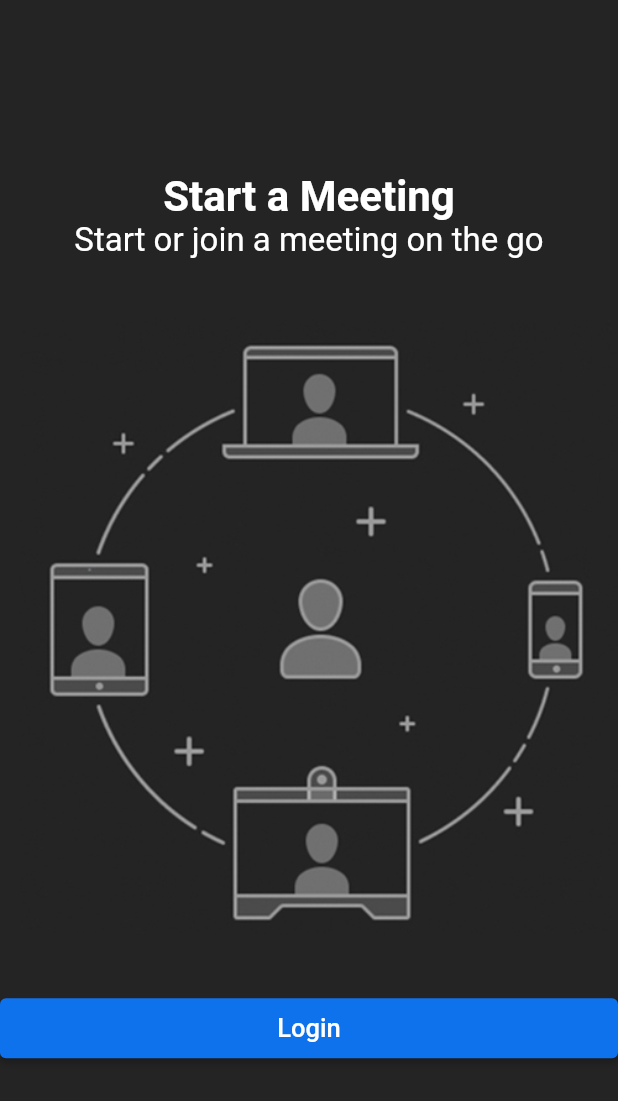
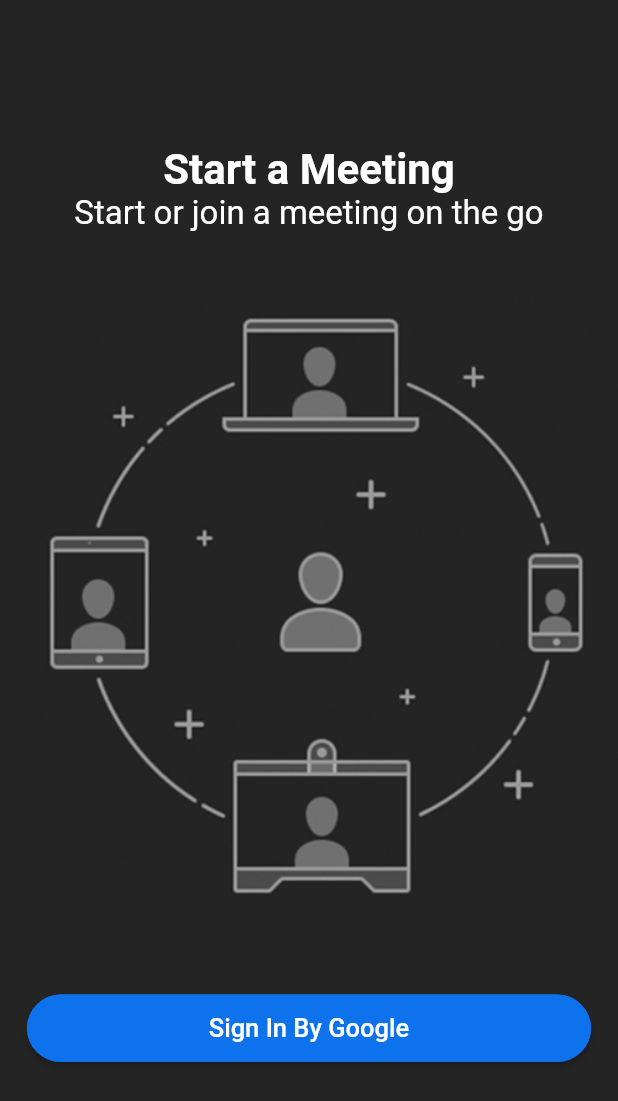
Before and after one commit to Awaizkazi/zoom_clone, a Flutter app: the screen it shows after launch, on a phone screen of 412 x 824 dp. Shown: the top 1101 px of the screen. Run offline on Flutter 3.47's test engine with Material 2 defaults, Android fonts, the phone set to English and light mode, and no system bars.

Commit message:
Google Sign in In Progress

```diff
--- a/lib/screens/login_screen.dart
+++ b/lib/screens/login_screen.dart
@@ -27,7 +27,10 @@ class _LoginScreenState extends State<LoginScreen> {
             padding: const EdgeInsets.symmetric(vertical: 38.0),
             child: Image.asset('assets/images/onboarding.jpg'),
           ),
-          const CustomButton(text: 'Login'),
+          CustomButton(
+            text: 'Sign In By Google',
+            onPressed: () {},
+          ),
         ],
       ),
     );
--- a/lib/widgets/custom_button.dart
+++ b/lib/widgets/custom_button.dart
@@ -3,20 +3,28 @@ import 'package:zoom_clone/utils/colors.dart';
 
 class CustomButton extends StatelessWidget {
   final String text;
-  const CustomButton({super.key, required this.text});
+  final VoidCallback onPressed;
+  const CustomButton({super.key, required this.text,required this.onPressed});
 
   @override
   Widget build(BuildContext context) {
-    return ElevatedButton(
-      onPressed: () {},
+    return Padding(
+      padding: const EdgeInsets.all(18.0),
+      child: ElevatedButton(
+        onPressed: onPressed,
         style: ElevatedButton.styleFrom(
           backgroundColor: buttonColor,
-        minimumSize: const Size(double.infinity, 40),
+          minimumSize: const Size(double.infinity, 45),
+          shape: RoundedRectangleBorder(
+            borderRadius: BorderRadius.circular(30),
+            side: const BorderSide(color: buttonColor),
+          ),
         ),
         child: Text(
           text,
           style: const TextStyle(fontSize: 17),
         ),
+      ),
     );
   }
 }
```
Also changed, not shown: pubspec.yaml (+6 -16 lines), pubspec.lock, 1 other file. Lines whose indentation alone changed are shown as unchanged.
